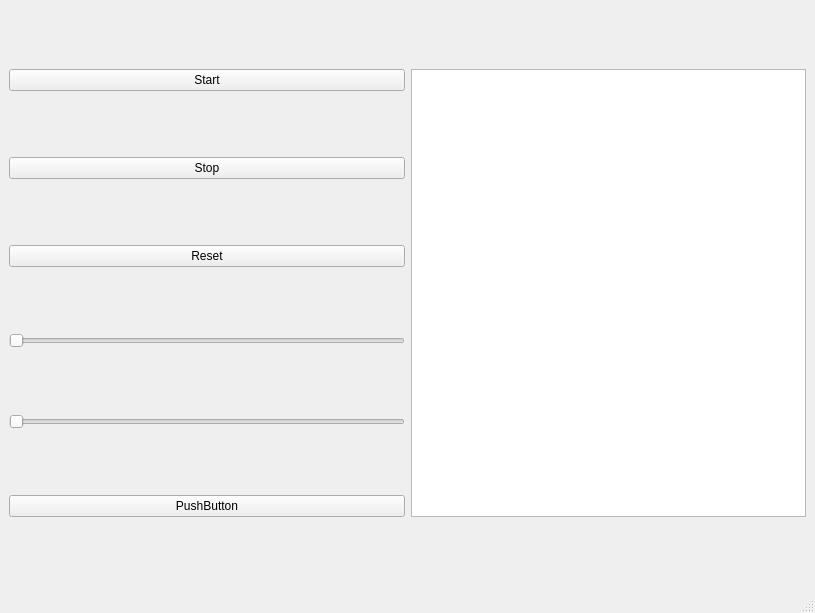
Old version of the form mainwindow.ui in the repository WojciechTworek/ProjGwZ.
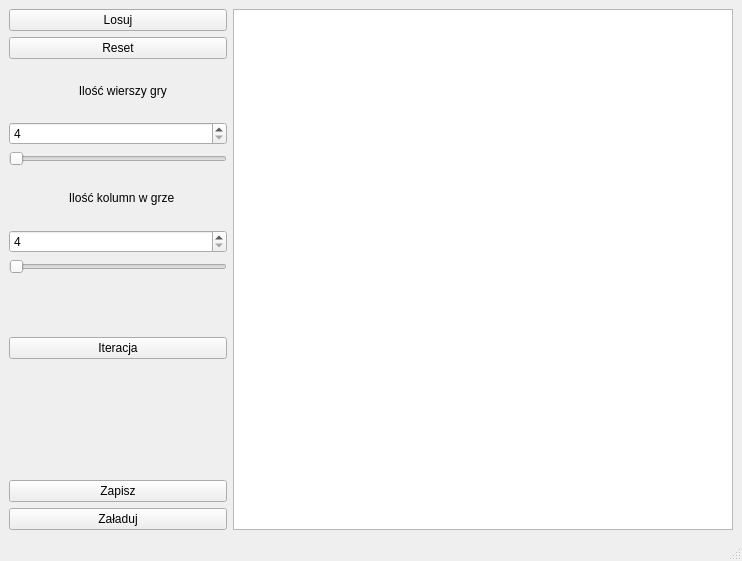
New version of the form.

```diff
--- a/mainwindow.ui
+++ b/mainwindow.ui
@@ -6,44 +6,78 @@
    <rect>
     <x>0</x>
     <y>0</y>
-    <width>815</width>
-    <height>613</height>
+    <width>742</width>
+    <height>561</height>
    </rect>
   </property>
+  <property name="minimumSize">
+   <size>
+    <width>742</width>
+    <height>561</height>
+   </size>
+  </property>
+  <property name="maximumSize">
+   <size>
+    <width>742</width>
+    <height>561</height>
+   </size>
+  </property>
   <property name="windowTitle">
    <string>MainWindow</string>
   </property>
   <widget class="QWidget" name="centralwidget">
    <layout class="QGridLayout" name="gridLayout">
-    <item row="0" column="0">
-     <widget class="QPushButton" name="Start">
+    <item row="13" column="1">
+     <widget class="QPushButton" name="Ladowanie">
       <property name="text">
-       <string>Start</string>
+       <string>Załaduj</string>
       </property>
      </widget>
     </item>
-    <item row="0" column="1" rowspan="6">
-     <widget class="QGraphicsView" name="board"/>
+    <item row="10" column="1">
+     <spacer name="horizontalSpacer">
+      <property name="orientation">
+       <enum>Qt::Horizontal</enum>
+      </property>
+      <property name="sizeType">
+       <enum>QSizePolicy::Fixed</enum>
+      </property>
+      <property name="sizeHint" stdset="0">
+       <size>
+        <width>218</width>
+        <height>20</height>
+       </size>
+      </property>
+     </spacer>
     </item>
-    <item row="1" column="0">
-     <widget class="QPushButton" name="Stop">
+    <item row="5" column="1">
+     <widget class="QLabel" name="label_2">
       <property name="text">
-       <string>Stop</string>
+       <string>                  Ilość kolumn w grze</string>
       </property>
      </widget>
     </item>
-    <item row="2" column="0">
-     <widget class="QPushButton" name="Reset">
+    <item row="12" column="1">
+     <widget class="QPushButton" name="Zapis">
       <property name="text">
-       <string>Reset</string>
+       <string>Zapisz</string>
       </property>
      </widget>
     </item>
-    <item row="3" column="0">
+    <item row="4" column="1">
      <widget class="QSlider" name="wierszePlanszy">
+      <property name="sizePolicy">
+       <sizepolicy hsizetype="Preferred" vsizetype="Fixed">
+        <horstretch>0</horstretch>
+        <verstretch>0</verstretch>
+       </sizepolicy>
+      </property>
       <property name="minimum">
        <number>4</number>
       </property>
+      <property name="maximum">
+       <number>50</number>
+      </property>
       <property name="value">
        <number>4</number>
       </property>
@@ -55,26 +89,79 @@
       </property>
      </widget>
     </item>
-    <item row="4" column="0">
+    <item row="2" column="1">
+     <widget class="QLabel" name="label">
+      <property name="text">
+       <string>                     Ilość wierszy gry</string>
+      </property>
+     </widget>
+    </item>
+    <item row="9" column="1">
+     <widget class="QPushButton" name="Iteracja">
+      <property name="text">
+       <string>Iteracja</string>
+      </property>
+     </widget>
+    </item>
+    <item row="3" column="1">
+     <widget class="QSpinBox" name="spinBox">
+      <property name="minimum">
+       <number>4</number>
+      </property>
+      <property name="maximum">
+       <number>50</number>
+      </property>
+     </widget>
+    </item>
+    <item row="0" column="1">
+     <widget class="QPushButton" name="Losuj">
+      <property name="text">
+       <string>Losuj</string>
+      </property>
+     </widget>
+    </item>
+    <item row="1" column="1">
+     <widget class="QPushButton" name="Reset">
+      <property name="text">
+       <string>Reset</string>
+      </property>
+     </widget>
+    </item>
+    <item row="6" column="1">
+     <widget class="QSpinBox" name="spinBox_2">
+      <property name="minimum">
+       <number>4</number>
+      </property>
+      <property name="maximum">
+       <number>50</number>
+      </property>
+     </widget>
+    </item>
+    <item row="0" column="3" rowspan="14">
+     <widget class="QGraphicsView" name="board"/>
+    </item>
+    <item row="7" column="1">
      <widget class="QSlider" name="kolumnyPlanszy">
       <property name="enabled">
        <bool>true</bool>
       </property>
+      <property name="sizePolicy">
+       <sizepolicy hsizetype="Preferred" vsizetype="Fixed">
+        <horstretch>0</horstretch>
+        <verstretch>0</verstretch>
+       </sizepolicy>
+      </property>
       <property name="minimum">
        <number>4</number>
       </property>
+      <property name="maximum">
+       <number>50</number>
+      </property>
       <property name="orientation">
        <enum>Qt::Horizontal</enum>
       </property>
      </widget>
     </item>
-    <item row="5" column="0">
-     <widget class="QPushButton" name="pushButton_4">
-      <property name="text">
-       <string>PushButton</string>
-      </property>
-     </widget>
-    </item>
    </layout>
   </widget>
   <widget class="QMenuBar" name="menubar">
```
Left out of the diff: 2 changed lines with no effect on the pictures.
